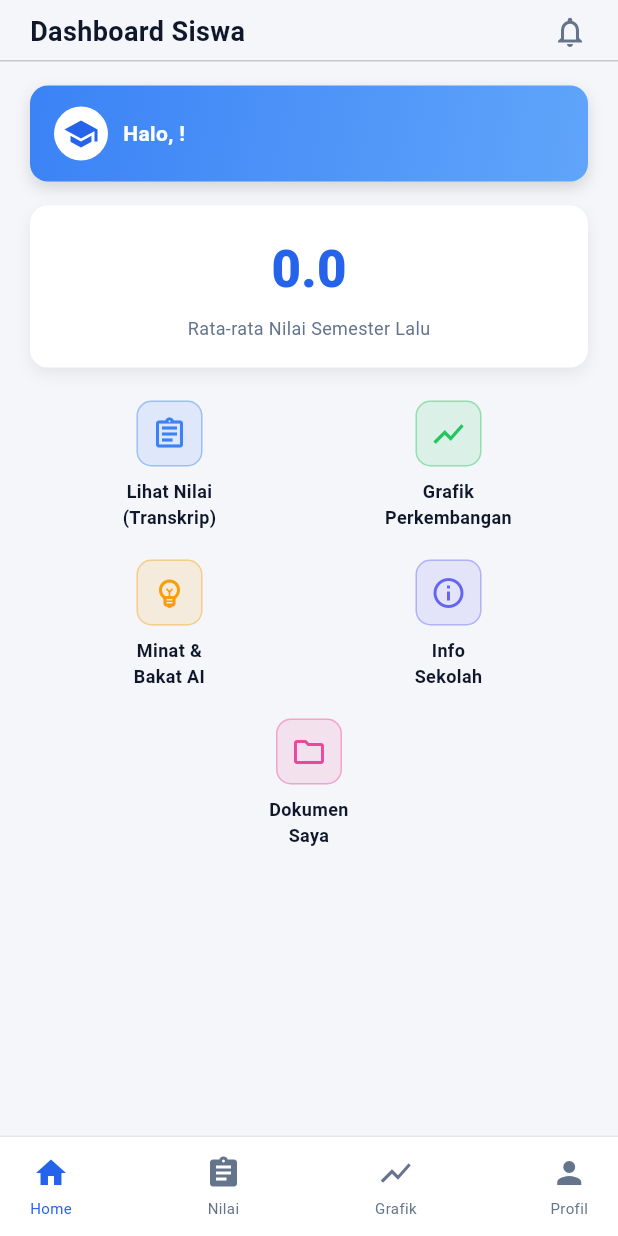
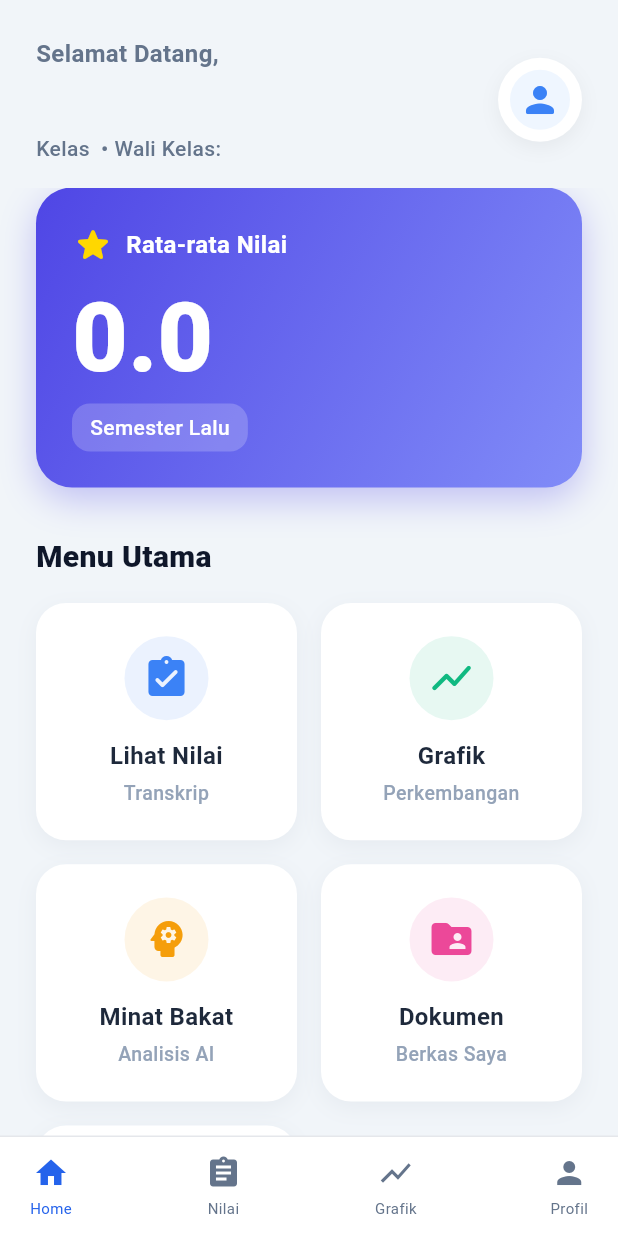
Before and after one commit to navaaa28/project_skripsi, a Flutter app: the StudentDashboardScreen screen opened directly with empty values, on a phone screen of 412 x 824 dp. Run offline on Flutter 3.47's test engine with Material 3 defaults, Android fonts, the phone set to English and light mode, and no system bars; our stand-ins replace file_picker, fl_chart, open_filex, shared_preferences; accounts and stored records are empty; network calls fail.

Commit message:
Fix Large screen

```diff
--- a/lib/screens/home_screen.dart
+++ b/lib/screens/home_screen.dart
@@ -33,7 +33,7 @@ class _HomeScreenState extends State<HomeScreen> {
     _load();
   }
 
-  Future<void> _load() async {
+   Future<void> _load() async {
     setState(() {
       _loading = true;
       _error = null;
@@ -100,6 +100,18 @@ class _HomeScreenState extends State<HomeScreen> {
   @override
   Widget build(BuildContext context) {
     final siswa = _me?['siswa'] as Map<String, dynamic>?;
+
+    // Parse wali kelas
+    String namaWali = '-';
+    if (siswa != null) {
+      final wali = siswa['wali_kelas'];
+      if (wali is Map) {
+        namaWali = wali['nama_guru']?.toString() ?? '-';
+      } else if (wali is String) {
+        namaWali = wali;
+      }
+    }
+
     return Scaffold(
       appBar: AppBar(
         title: const Text('SMART CICADAS'),
@@ -134,6 +146,7 @@ class _HomeScreenState extends State<HomeScreen> {
                         rataRata: _avgSemesterLalu,
                         nilai: _nilai,
                         kelasAktif: siswa?['kelas'] ?? '-',
+                        waliKelas: namaWali,
                         rekomendasi: _rekomendasi,
                         onRefresh: _load,
                       ),
--- a/lib/screens/student_dashboard.dart
+++ b/lib/screens/student_dashboard.dart
@@ -6,6 +6,7 @@ import 'dokumen_screen.dart';
 import 'transcript_screen.dart';
 import '../widgets/student_bottom_nav.dart';
 import 'minat_bakat_screen.dart';
+
 class StudentDashboardScreen extends StatelessWidget {
   const StudentDashboardScreen({
     super.key,
@@ -13,6 +14,7 @@ class StudentDashboardScreen extends StatelessWidget {
     required this.rataRata,
     required this.nilai,
     required this.kelasAktif,
+    required this.waliKelas,
     required this.rekomendasi,
     this.onRefresh,
   });
@@ -21,52 +23,176 @@ class StudentDashboardScreen extends StatelessWidget {
   final double? rataRata;
   final List<Map<String, dynamic>> nilai;
   final String kelasAktif;
+  final String waliKelas;
   final Map<String, dynamic>? rekomendasi;
   final Future<void> Function()? onRefresh;
 
   @override
   Widget build(BuildContext context) {
     return Scaffold(
-      backgroundColor: const Color(0xFFF5F6FA),
+      backgroundColor: const Color(0xFFF1F5F9),
       body: SafeArea(
         child: Column(
           children: [
-            const SizedBox(height: 8),
+            // Header
             Padding(
-              padding: const EdgeInsets.symmetric(horizontal: 20),
+              padding: const EdgeInsets.fromLTRB(24, 24, 24, 16),
               child: Row(
-                children: const [
-                  Text(
-                    'Dashboard Siswa',
+                children: [
+                  Expanded(
+                    child: Column(
+                      crossAxisAlignment: CrossAxisAlignment.start,
+                      children: [
+                        const Text(
+                          'Selamat Datang,',
                           style: TextStyle(
-                      fontSize: 18,
-                      fontWeight: FontWeight.w700,
-                      color: Color(0xFF0F172A),
+                            fontSize: 16,
+                            color: Color(0xFF64748B),
+                            fontWeight: FontWeight.w600,
                           ),
                         ),
-                  Spacer(),
-                  Icon(Icons.notifications_none, color: Color(0xFF64748B)),
+                        const SizedBox(height: 4),
+                        Text(
+                          namaSiswa,
+                          style: const TextStyle(
+                            fontSize: 24,
+                            fontWeight: FontWeight.w800,
+                            color: Color(0xFF0F172A),
+                            letterSpacing: -0.5,
+                          ),
+                          maxLines: 1,
+                          overflow: TextOverflow.ellipsis,
+                        ),
+                        const SizedBox(height: 4),
+                        Text(
+                          'Kelas $kelasAktif • Wali Kelas: $waliKelas',
+                          style: const TextStyle(
+                            fontSize: 14,
+                            color: Color(0xFF64748B),
+                            fontWeight: FontWeight.w500,
+                          ),
+                        ),
                       ],
                     ),
                   ),
-            const SizedBox(height: 6),
-            const Divider(height: 1),
+                  Container(
+                    width: 56,
+                    height: 56,
+                    padding: const EdgeInsets.all(8),
+                    decoration: BoxDecoration(
+                      color: Colors.white,
+                      shape: BoxShape.circle,
+                      boxShadow: [
+                        BoxShadow(
+                          color: Colors.black.withOpacity(0.05),
+                          blurRadius: 10,
+                          offset: const Offset(0, 4),
+                        ),
+                      ],
+                    ),
+                    child: const CircleAvatar(
+                      radius: 24,
+                      backgroundColor: Color(0xFFEFF6FF),
+                      child: Icon(Icons.person_rounded, color: Color(0xFF3B82F6), size: 28),
+                    ),
+                  ),
+                ],
+              ),
+            ),
+
             Expanded(
               child: RefreshIndicator(
                 onRefresh: onRefresh ?? () async {},
                 child: ListView(
-                padding: const EdgeInsets.symmetric(horizontal: 20, vertical: 16),
+                  padding: const EdgeInsets.symmetric(horizontal: 24),
                   children: [
-                  _GreetingCard(namaSiswa: namaSiswa),
+                    // Hero Card: Rata-rata Nilai
+                    Container(
+                      width: double.infinity,
+                      padding: const EdgeInsets.all(24),
+                      decoration: BoxDecoration(
+                        gradient: const LinearGradient(
+                          colors: [Color(0xFF4F46E5), Color(0xFF818CF8)],
+                          begin: Alignment.topLeft,
+                          end: Alignment.bottomRight,
+                        ),
+                        borderRadius: BorderRadius.circular(24),
+                        boxShadow: [
+                          BoxShadow(
+                            color: const Color(0xFF4F46E5).withOpacity(0.3),
+                            blurRadius: 20,
+                            offset: const Offset(0, 8),
+                          ),
+                        ],
+                      ),
+                      child: Column(
+                        crossAxisAlignment: CrossAxisAlignment.start,
+                        children: [
+                          const Row(
+                            children: [
+                              Icon(Icons.star_rounded, color: Color(0xFFFFD700), size: 28),
+                              SizedBox(width: 8),
+                              Text(
+                                'Rata-rata Nilai',
+                                style: TextStyle(
+                                  color: Colors.white,
+                                  fontSize: 16,
+                                  fontWeight: FontWeight.w600,
+                                ),
+                              ),
+                            ],
+                          ),
                           const SizedBox(height: 16),
-                  _AverageCard(rataRata: rataRata),
-                  const SizedBox(height: 18),
-                  _MenuRow(
+                          Text(
+                            rataRata == null ? '-' : rataRata!.toStringAsFixed(1),
+                            style: const TextStyle(
+                              fontSize: 64, // Even larger since /100 is gone
+                              fontWeight: FontWeight.w800,
+                              color: Colors.white,
+                              height: 1,
+                            ),
+                          ),
+                          const SizedBox(height: 12),
+                          Container(
+                            padding: const EdgeInsets.symmetric(horizontal: 12, vertical: 6),
+                            decoration: BoxDecoration(
+                              color: Colors.white.withOpacity(0.2),
+                              borderRadius: BorderRadius.circular(12),
+                            ),
+                            child: const Text(
+                              'Semester Lalu',
+                              style: TextStyle(color: Colors.white, fontSize: 14, fontWeight: FontWeight.w500),
+                            ),
+                          ),
+                        ],
+                      ),
+                    ),
+
+                    const SizedBox(height: 32),
+                    const Text(
+                      'Menu Utama',
+                      style: TextStyle(
+                        fontSize: 20,
+                        fontWeight: FontWeight.w800,
+                        color: Color(0xFF0F172A),
+                      ),
+                    ),
+                    const SizedBox(height: 16),
+
+                    // Grid Menu
+                    GridView.count(
+                      shrinkWrap: true,
+                      physics: const NeverScrollableScrollPhysics(),
+                      crossAxisCount: 2,
+                      crossAxisSpacing: 16,
+                      mainAxisSpacing: 16,
+                      childAspectRatio: 1.1,
                       children: [
-                      _MenuTile(
-                        icon: Icons.assignment_outlined,
-                        label: 'Lihat Nilai\n(Transkrip)',
-                        color: Color(0xFF3B82F6),
+                        _MenuCard(
+                          title: 'Lihat Nilai',
+                          subtitle: 'Transkrip',
+                          icon: Icons.assignment_turned_in_rounded,
+                          color: const Color(0xFF3B82F6),
                           onTap: () {
                             Navigator.of(context).push(
                               MaterialPageRoute(
@@ -78,10 +204,11 @@ class StudentDashboardScreen extends StatelessWidget {
                             );
                           },
                         ),
-                      _MenuTile(
-                        icon: Icons.show_chart,
-                        label: 'Grafik\nPerkembangan',
-                        color: Color(0xFF22C55E),
+                        _MenuCard(
+                          title: 'Grafik',
+                          subtitle: 'Perkembangan',
+                          icon: Icons.show_chart_rounded,
+                          color: const Color(0xFF10B981),
                           onTap: () {
                             Navigator.of(context).push(
                               MaterialPageRoute(
@@ -93,15 +220,11 @@ class StudentDashboardScreen extends StatelessWidget {
                             );
                           },
                         ),
-                    ],
-                  ),
-                  const SizedBox(height: 12),
-                  _MenuRow(
-                    children: [
-                      _MenuTile(
-                        icon: Icons.emoji_objects_outlined,
-                        label: 'Minat &\nBakat AI',
-                        color: Color(0xFFF59E0B),
+                        _MenuCard(
+                          title: 'Minat Bakat',
+                          subtitle: 'Analisis AI',
+                          icon: Icons.psychology_rounded,
+                          color: const Color(0xFFF59E0B),
                           onTap: () {
                             Navigator.of(context).push(
                               MaterialPageRoute(
@@ -113,10 +236,24 @@ class StudentDashboardScreen extends StatelessWidget {
                             );
                           },
                         ),
-                      _MenuTile(
-                        icon: Icons.info_outline,
-                        label: 'Info\nSekolah',
-                        color: Color(0xFF6366F1),
+                        _MenuCard(
+                          title: 'Dokumen',
+                          subtitle: 'Berkas Saya',
+                          icon: Icons.folder_shared_rounded,
+                          color: const Color(0xFFEC4899),
+                          onTap: () {
+                            Navigator.of(context).push(
+                              MaterialPageRoute(
+                                builder: (_) => const DokumenScreen(),
+                              ),
+                            );
+                          },
+                        ),
+                        _MenuCard(
+                          title: 'Info Sekolah',
+                          subtitle: 'Berita & Event',
+                          icon: Icons.info_rounded,
+                          color: const Color(0xFF8B5CF6),
                           onTap: () {
                             Navigator.of(context).push(
                               MaterialPageRoute(
@@ -127,23 +264,7 @@ class StudentDashboardScreen extends StatelessWidget {
                         ),
                       ],
                     ),
-                  const SizedBox(height: 12),
-                  _MenuRow(
-                    children: [
-                      _MenuTile(
-                        icon: Icons.folder_outlined,
-                        label: 'Dokumen\nSaya',
-                        color: Color(0xFFEC4899),
-                        onTap: () {
-                          Navigator.of(context).push(
-                            MaterialPageRoute(
-                              builder: (_) => const DokumenScreen(),
-                            ),
-                          );
-                        },
-                      ),
-                    ],
-                  ),
+                    const SizedBox(height: 32),
                   ],
                 ),
               ),
@@ -160,160 +281,77 @@ class StudentDashboardScreen extends StatelessWidget {
   }
 }
 
-class _GreetingCard extends StatelessWidget {
-  const _GreetingCard({required this.namaSiswa});
-
-  final String namaSiswa;
-
-  @override
-  Widget build(BuildContext context) {
-    return Container(
-      padding: const EdgeInsets.symmetric(horizontal: 16, vertical: 14),
-      decoration: BoxDecoration(
-        gradient: const LinearGradient(
-          colors: [Color(0xFF3B82F6), Color(0xFF60A5FA)],
-          begin: Alignment.topLeft,
-          end: Alignment.bottomRight,
-        ),
-        borderRadius: BorderRadius.circular(12),
-        boxShadow: const [
-          BoxShadow(
-            color: Color(0x22000000),
-            blurRadius: 8,
-            offset: Offset(0, 4),
-          ),
-        ],
-      ),
-      child: Row(
-        children: [
-          const CircleAvatar(
-            radius: 18,
-            backgroundColor: Colors.white,
-            child: Icon(Icons.school, color: Color(0xFF2563EB)),
-          ),
-          const SizedBox(width: 10),
-          Expanded(
-            child: Text(
-              'Halo, $namaSiswa!',
-              style: const TextStyle(
-                color: Colors.white,
-                fontSize: 14,
-                fontWeight: FontWeight.w700,
-              ),
-            ),
-          ),
-        ],
-      ),
-    );
-  }
-}
-
-class _AverageCard extends StatelessWidget {
-  const _AverageCard({required this.rataRata});
-
-  final double? rataRata;
-
-  @override
-  Widget build(BuildContext context) {
-    return Container(
-      padding: const EdgeInsets.symmetric(horizontal: 16, vertical: 18),
-      decoration: BoxDecoration(
-        color: Colors.white,
-        borderRadius: BorderRadius.circular(12),
-        boxShadow: const [
-          BoxShadow(
-            color: Color(0x11000000),
-            blurRadius: 8,
-            offset: Offset(0, 4),
-          ),
-        ],
-      ),
-      child: Column(
-        children: [
-          Text(
-            rataRata == null ? '-' : rataRata!.toStringAsFixed(1),
-            style: const TextStyle(
-              fontSize: 34,
-              fontWeight: FontWeight.w800,
-              color: Color(0xFF2563EB),
-            ),
-          ),
-          const SizedBox(height: 6),
-          const Text(
-            'Rata-rata Nilai Semester Lalu',
-            style: TextStyle(fontSize: 12, color: Color(0xFF64748B)),
-          ),
-        ],
-      ),
-    );
-  }
-}
-
-class _MenuRow extends StatelessWidget {
-  const _MenuRow({required this.children});
-
-  final List<Widget> children;
-
-  @override
-  Widget build(BuildContext context) {
-    return Row(
-      children: children
-          .map((child) => Expanded(
-                child: Padding(
-                  padding: const EdgeInsets.symmetric(horizontal: 6),
-                  child: child,
-                ),
-              ))
-          .toList(),
-    );
-  }
-}
-
-class _MenuTile extends StatelessWidget {
-  const _MenuTile({
+class _MenuCard extends StatelessWidget {
+  const _MenuCard({
+    required this.title,
+    required this.subtitle,
     required this.icon,
-    required this.label,
     required this.color,
     required this.onTap,
   });
 
+  final String title;
+  final String subtitle;
   final IconData icon;
-  final String label;
   final Color color;
   final VoidCallback onTap;
 
   @override
   Widget build(BuildContext context) {
-    return Padding(
-      padding: const EdgeInsets.symmetric(vertical: 4),
+    return Container(
+      decoration: BoxDecoration(
+        color: Colors.white,
+        borderRadius: BorderRadius.circular(20),
+        boxShadow: [
+          BoxShadow(
+            color: const Color(0xFF64748B).withOpacity(0.08),
+            blurRadius: 12,
+            offset: const Offset(0, 4),
+          ),
+        ],
+      ),
+      child: Material(
+        color: Colors.transparent,
         child: InkWell(
           onTap: onTap,
-        borderRadius: BorderRadius.circular(12),
+          borderRadius: BorderRadius.circular(20),
           child: Column(
+            mainAxisAlignment: MainAxisAlignment.center,
             children: [
               Container(
-              width: 44,
-              height: 44,
+                width: 56,
+                height: 56,
+                padding: const EdgeInsets.all(12),
                 decoration: BoxDecoration(
-                color: color.withOpacity(0.12),
-                borderRadius: BorderRadius.circular(10),
-                border: Border.all(color: color.withOpacity(0.4)),
+                  color: color.withOpacity(0.1),
+                  shape: BoxShape.circle,
                 ),
-              child: Icon(icon, color: color),
+                child: Icon(icon, color: color, size: 32),
               ),
-            const SizedBox(height: 8),
+              const SizedBox(height: 12),
               Text(
-              label,
+                title,
                 style: const TextStyle(
-                fontSize: 12,
-                color: Color(0xFF0F172A),
-                fontWeight: FontWeight.w600,
+                  fontSize: 16,
+                  fontWeight: FontWeight.w700,
+                  color: Color(0xFF1E293B),
+                ),
+                textAlign: TextAlign.center,
+              ),
+              const SizedBox(height: 4),
+              Text(
+                subtitle,
+                style: const TextStyle(
+                  fontSize: 13,
+                  color: Color(0xFF94A3B8),
+                  fontWeight: FontWeight.w500,
                 ),
                 textAlign: TextAlign.center,
               ),
             ],
           ),
         ),
+      ),
     );
   }
 }
```
Lines whose indentation alone changed are shown as unchanged.
